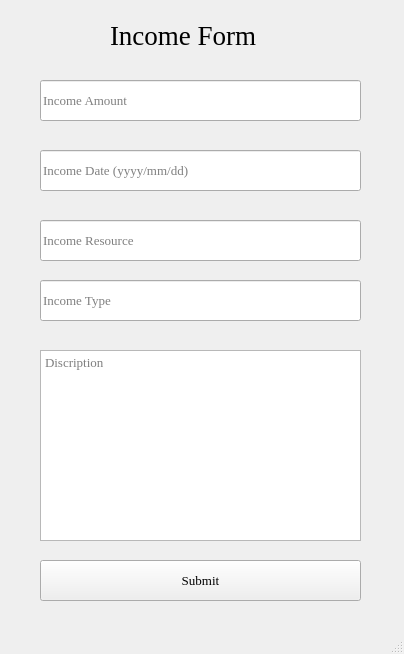
This is Income_page/mainwindow.ui in PMahdiDehghaniP/MA_AP_Project as Qt 5 draws it before an edit. The edited form follows.
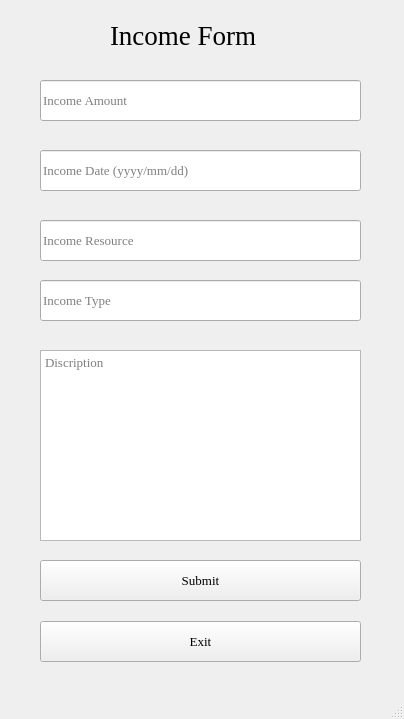
This is the edited form.

What changed in the file:
```diff
--- a/Income_page/mainwindow.ui
+++ b/Income_page/mainwindow.ui
@@ -7,7 +7,7 @@
     <x>0</x>
     <y>0</y>
     <width>404</width>
-    <height>654</height>
+    <height>719</height>
    </rect>
   </property>
   <property name="windowTitle">
@@ -147,6 +147,25 @@
      <string>Submit</string>
     </property>
    </widget>
+   <widget class="QPushButton" name="exit_btn_income">
+    <property name="geometry">
+     <rect>
+      <x>40</x>
+      <y>621</y>
+      <width>321</width>
+      <height>41</height>
+     </rect>
+    </property>
+    <property name="font">
+     <font>
+      <family>Times New Roman</family>
+      <pointsize>10</pointsize>
+     </font>
+    </property>
+    <property name="text">
+     <string>Exit</string>
+    </property>
+   </widget>
   </widget>
   <widget class="QMenuBar" name="menubar">
    <property name="geometry">
```
